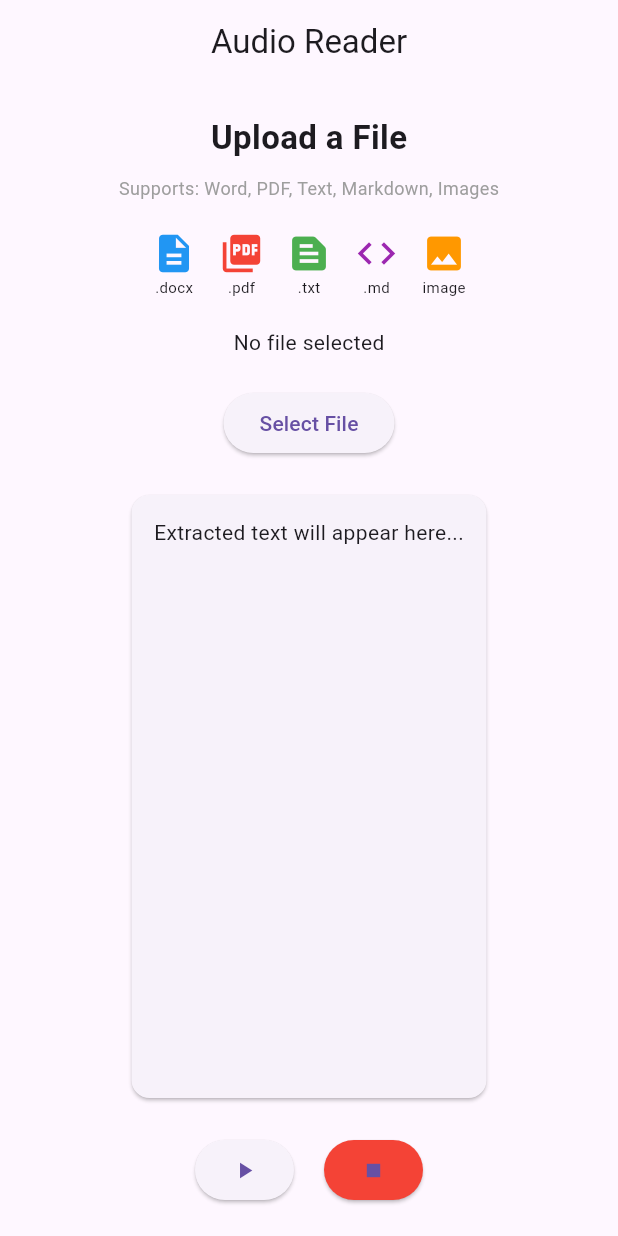
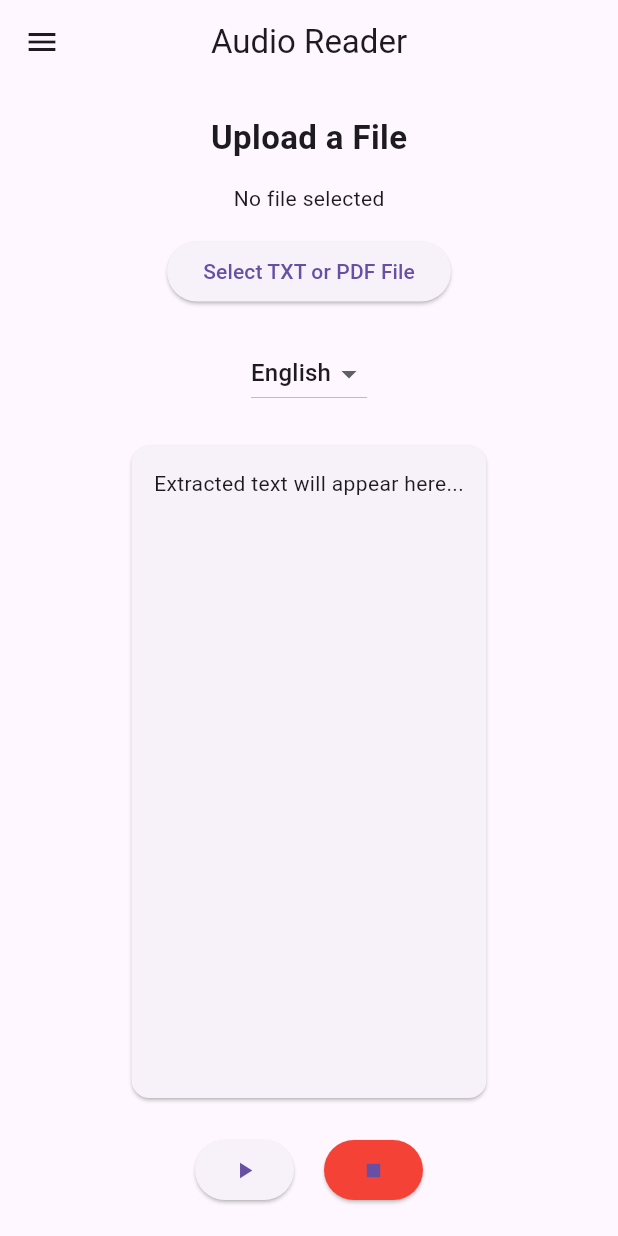
Before and after one commit to solankarrushi16/audio-reader-app, a Flutter app: the screen it shows after launch, on a phone screen of 412 x 824 dp. Run offline on Flutter 3.47's test engine with Material 3 defaults, Android fonts, the phone set to English and light mode, and no system bars; our stand-ins replace file_picker, flutter_tts; missing offline and left inert: syncfusion_flutter_pdf.

Commit message:
Update main.dart

```diff
--- a/lib/main.dart
+++ b/lib/main.dart
@@ -1,4 +1,8 @@
+import 'dart:io';
 import 'package:flutter/material.dart';
+import 'package:file_picker/file_picker.dart';
+import 'package:flutter_tts/flutter_tts.dart';
+import 'package:syncfusion_flutter_pdf/pdf.dart';
 
 void main() {
   runApp(const AudioReaderApp());
@@ -9,133 +13,168 @@ class AudioReaderApp extends StatelessWidget {
 
   @override
   Widget build(BuildContext context) {
-    return MaterialApp(
-      title: 'Audio Reader',
+    return const MaterialApp(
       debugShowCheckedModeBanner: false,
-      home: const HomePage(),
+      home: HomePage(),
     );
   }
 }
 
-class HomePage extends StatelessWidget {
+class HomePage extends StatefulWidget {
   const HomePage({super.key});
+
+  @override
+  State<HomePage> createState() => _HomePageState();
+}
+
+class _HomePageState extends State<HomePage> {
+
+  String fileName = "No file selected";
+  String extractedText = "Extracted text will appear here...";
+  String selectedLanguage = "en-US";
+
+  FlutterTts tts = FlutterTts();
+
+  Future<void> selectFile() async {
+
+    FilePickerResult? result = await FilePicker.platform.pickFiles(
+      type: FileType.custom,
+      allowedExtensions: ['txt', 'pdf'],
+    );
+
+    if (result != null) {
+
+      File file = File(result.files.single.path!);
+      String extension = result.files.single.extension ?? "";
+      String content = "";
+
+      if (extension == "txt") {
+        content = await file.readAsString();
+      }
+
+      if (extension == "pdf") {
+        final bytes = file.readAsBytesSync();
+        PdfDocument document = PdfDocument(inputBytes: bytes);
+
+        for (int i = 0; i < document.pages.count; i++) {
+          content += PdfTextExtractor(document)
+              .extractText(startPageIndex: i);
+        }
+
+        document.dispose();
+      }
+
+      setState(() {
+        fileName = result.files.single.name;
+        extractedText = content.isEmpty
+            ? "No readable text found"
+            : content;
+      });
+    }
+  }
+
+  Future<void> playAudio() async {
+    await tts.stop();
+    await tts.setLanguage(selectedLanguage);
+    await tts.setSpeechRate(0.5);
+    await tts.speak(extractedText);
+  }
+
+  Future<void> stopAudio() async {
+    await tts.stop();
+  }
 
   @override
   Widget build(BuildContext context) {
     return Scaffold(
-      // App Bar
       appBar: AppBar(
         title: const Text('Audio Reader'),
         centerTitle: true,
       ),
-
-      // Body
+      drawer: Drawer(
+        child: ListView(
+          children: const [
+            DrawerHeader(
+              decoration: BoxDecoration(
+                color: Colors.lightGreen,
+              ),
+              child: Text(
+                "My Menu",
+                style: TextStyle(
+                  fontSize: 20,
+                  color: Colors.white,
+                ),
+              ),
+            ),
+            ListTile(
+              leading: Icon(Icons.home),
+              title: Text("Home"),
+            ),
+            ListTile(
+              leading: Icon(Icons.settings),
+              title: Text("Settings"),
+            ),
+          ],
+        ),
+      ),
       body: Padding(
         padding: const EdgeInsets.all(20),
         child: Column(
           children: [
-            // Title
             const Text(
               'Upload a File',
-              style: TextStyle(fontSize: 22, fontWeight: FontWeight.bold),
+              style: TextStyle(
+                fontSize: 22,
+                fontWeight: FontWeight.bold,
+              ),
             ),
-
-            const SizedBox(height: 10),
-
-            // Subtitle - Supported formats
-            const Text(
-              'Supports: Word, PDF, Text, Markdown, Images',
-              style: TextStyle(fontSize: 12, color: Colors.grey),
+            const SizedBox(height: 15),
+            Text(fileName),
+            const SizedBox(height: 15),
+            ElevatedButton(
+              onPressed: selectFile,
+              child: const Text('Select TXT or PDF File'),
             ),
-
             const SizedBox(height: 20),
-
-            // Supported File Types Icons Row
-            const Row(
-              mainAxisAlignment: MainAxisAlignment.center,
-              children: [
-                Column(
-                  children: [
-                    Icon(Icons.description, size: 30, color: Colors.blue),
-                    Text('.docx', style: TextStyle(fontSize: 10)),
-                  ],
-                ),
-                SizedBox(width: 15),
-                Column(
-                  children: [
-                    Icon(Icons.picture_as_pdf, size: 30, color: Colors.red),
-                    Text('.pdf', style: TextStyle(fontSize: 10)),
-                  ],
-                ),
-                SizedBox(width: 15),
-                Column(
-                  children: [
-                    Icon(Icons.text_snippet, size: 30, color: Colors.green),
-                    Text('.txt', style: TextStyle(fontSize: 10)),
-                  ],
-                ),
-                SizedBox(width: 15),
-                Column(
-                  children: [
-                    Icon(Icons.code, size: 30, color: Colors.purple),
-                    Text('.md', style: TextStyle(fontSize: 10)),
-                  ],
-                ),
-                SizedBox(width: 15),
-                Column(
-                  children: [
-                    Icon(Icons.image, size: 30, color: Colors.orange),
-                    Text('image', style: TextStyle(fontSize: 10)),
-                  ],
+            DropdownButton<String>(
+              value: selectedLanguage,
+              items: const [
+                DropdownMenuItem(
+                  value: "en-US",
+                  child: Text("English"),
                 ),
               ],
+              onChanged: (value) {
+                setState(() {
+                  selectedLanguage = value!;
+                });
+              },
             ),
-
             const SizedBox(height: 20),
-
-            // File Name
-            const Text('No file selected'),
-
-            const SizedBox(height: 20),
-
-            // Select File Button
-            ElevatedButton(
-              onPressed: () {},
-              child: const Text('Select File'),
-            ),
-
-            const SizedBox(height: 20),
-
-            // Text Area
-            const Expanded(
+            Expanded(
               child: Card(
                 child: Padding(
-                  padding: EdgeInsets.all(15),
+                  padding: const EdgeInsets.all(15),
                   child: SingleChildScrollView(
-                    child: Text('Extracted text will appear here...'),
+                    child: Text(extractedText),
                   ),
                 ),
               ),
             ),
-
             const SizedBox(height: 20),
-
-            // Audio Buttons
             Row(
               mainAxisAlignment: MainAxisAlignment.center,
               children: [
-                // Play Button
                 ElevatedButton(
-                  onPressed: () {},
+                  onPressed: playAudio,
                   child: const Icon(Icons.play_arrow),
                 ),
-
                 const SizedBox(width: 20),
-
-                // Stop Button
                 ElevatedButton(
-                  onPressed: () {},
-                  style: ElevatedButton.styleFrom(backgroundColor: Colors.red),
+                  onPressed: stopAudio,
+                  style: ElevatedButton.styleFrom(
+                    backgroundColor: Colors.red,
+                  ),
                   child: const Icon(Icons.stop),
                 ),
               ],
```
Also changed, not shown: pubspec.lock, pubspec.yaml (line endings or trailing spaces), 3 other files.
